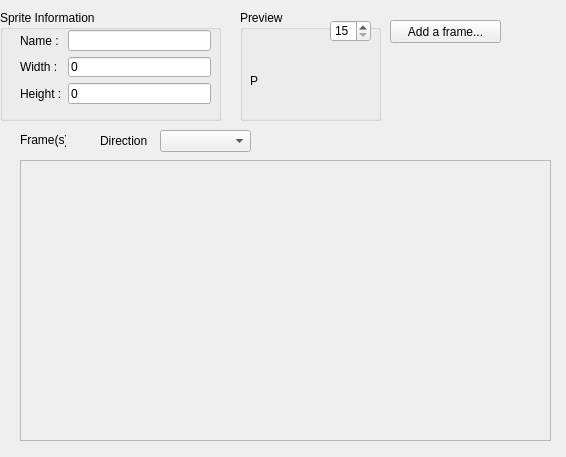
Above: tools/sprite-editor/gui/direction_sprite_widget.ui from jordsti/stigame before the change. Below: the same form after it.
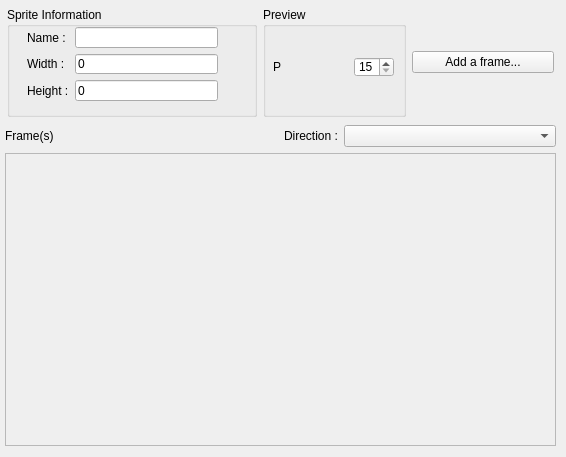
That is the form after the change.

```diff
--- a/tools/sprite-editor/gui/direction_sprite_widget.ui
+++ b/tools/sprite-editor/gui/direction_sprite_widget.ui
@@ -13,108 +13,31 @@
   <property name="windowTitle">
    <string>Form</string>
   </property>
-  <widget class="QPushButton" name="btn_add_frame">
-   <property name="geometry">
-    <rect>
-     <x>390</x>
-     <y>20</y>
-     <width>111</width>
-     <height>23</height>
-    </rect>
-   </property>
-   <property name="text">
-    <string>Add a frame...</string>
-   </property>
-  </widget>
-  <widget class="QScrollArea" name="sa_frames">
-   <property name="geometry">
-    <rect>
-     <x>20</x>
-     <y>160</y>
-     <width>531</width>
-     <height>281</height>
-    </rect>
-   </property>
-   <property name="widgetResizable">
-    <bool>true</bool>
-   </property>
-   <property name="alignment">
-    <set>Qt::AlignJustify|Qt::AlignVCenter</set>
-   </property>
-   <widget class="QWidget" name="scrollAreaWidgetContents">
+  <widget class="QWidget" name="verticalLayoutWidget">
     <property name="geometry">
      <rect>
       <x>0</x>
       <y>0</y>
-      <width>529</width>
-      <height>279</height>
-     </rect>
-    </property>
-   </widget>
-  </widget>
-  <widget class="QLabel" name="lbl_frames">
-   <property name="geometry">
-    <rect>
-     <x>20</x>
-     <y>130</y>
-     <width>46</width>
-     <height>20</height>
-    </rect>
-   </property>
-   <property name="text">
-    <string>Frame(s)</string>
-   </property>
-  </widget>
-  <widget class="QGroupBox" name="gp_preview">
-   <property name="geometry">
-    <rect>
-     <x>240</x>
-     <y>10</y>
-     <width>141</width>
-     <height>111</height>
-    </rect>
-   </property>
-   <property name="title">
-    <string>Preview</string>
-   </property>
-   <widget class="QLabel" name="lbl_preview">
-    <property name="geometry">
-     <rect>
-      <x>10</x>
-      <y>40</y>
-      <width>61</width>
-      <height>61</height>
-     </rect>
-    </property>
-    <property name="text">
-     <string>P</string>
-    </property>
-   </widget>
-   <widget class="QSpinBox" name="sp_fps">
-    <property name="geometry">
-     <rect>
-      <x>90</x>
-      <y>10</y>
-      <width>41</width>
-      <height>22</height>
-     </rect>
-    </property>
-    <property name="minimum">
-     <number>15</number>
-    </property>
-    <property name="maximum">
-     <number>150</number>
-    </property>
-   </widget>
-  </widget>
+     <width>561</width>
+     <height>451</height>
+    </rect>
+   </property>
+   <layout class="QVBoxLayout" name="layout_main">
+    <property name="margin">
+     <number>5</number>
+    </property>
+    <item>
+     <layout class="QHBoxLayout" name="layout_sprite_info">
+      <property name="margin">
+       <number>2</number>
+      </property>
+      <item>
   <widget class="QGroupBox" name="gb_sprite">
-   <property name="geometry">
-    <rect>
-     <x>0</x>
-     <y>10</y>
-     <width>221</width>
-     <height>111</height>
-    </rect>
+        <property name="minimumSize">
+         <size>
+          <width>250</width>
+          <height>110</height>
+         </size>
    </property>
    <property name="title">
     <string>Sprite Information</string>
@@ -170,28 +93,125 @@
     </layout>
    </widget>
   </widget>
-  <widget class="QComboBox" name="cb_direction">
+      </item>
+      <item>
+       <widget class="QGroupBox" name="gb_preview">
+        <property name="minimumSize">
+         <size>
+          <width>120</width>
+          <height>0</height>
+         </size>
+        </property>
+        <property name="title">
+         <string>Preview</string>
+        </property>
+        <widget class="QWidget" name="horizontalLayoutWidget">
    <property name="geometry">
     <rect>
-     <x>160</x>
-     <y>130</y>
-     <width>91</width>
-     <height>22</height>
-    </rect>
-   </property>
-  </widget>
+           <x>10</x>
+           <y>20</y>
+           <width>121</width>
+           <height>80</height>
+          </rect>
+         </property>
+         <layout class="QHBoxLayout" name="layout_preview">
+          <item>
+           <widget class="QLabel" name="lbl_preview">
+            <property name="text">
+             <string>P</string>
+            </property>
+           </widget>
+          </item>
+          <item>
+           <widget class="QSpinBox" name="sp_fps">
+            <property name="minimumSize">
+             <size>
+              <width>40</width>
+              <height>20</height>
+             </size>
+            </property>
+            <property name="maximumSize">
+             <size>
+              <width>40</width>
+              <height>20</height>
+             </size>
+            </property>
+            <property name="minimum">
+             <number>15</number>
+            </property>
+            <property name="maximum">
+             <number>150</number>
+            </property>
+           </widget>
+          </item>
+         </layout>
+        </widget>
+       </widget>
+      </item>
+      <item>
+       <widget class="QPushButton" name="btn_add_frame">
+        <property name="minimumSize">
+         <size>
+          <width>120</width>
+          <height>0</height>
+         </size>
+        </property>
+        <property name="text">
+         <string>Add a frame...</string>
+        </property>
+       </widget>
+      </item>
+     </layout>
+    </item>
+    <item>
+     <layout class="QHBoxLayout" name="horizontalLayout">
+      <item>
+       <widget class="QLabel" name="lbl_frames">
+        <property name="text">
+         <string>Frame(s)</string>
+        </property>
+       </widget>
+      </item>
+      <item>
+       <layout class="QFormLayout" name="formLayout_2">
+        <property name="fieldGrowthPolicy">
+         <enum>QFormLayout::AllNonFixedFieldsGrow</enum>
+        </property>
+        <item row="0" column="1">
+         <widget class="QComboBox" name="cb_direction"/>
+        </item>
+        <item row="0" column="0">
   <widget class="QLabel" name="lbl_direction">
-   <property name="geometry">
-    <rect>
-     <x>100</x>
-     <y>130</y>
-     <width>51</width>
-     <height>21</height>
-    </rect>
-   </property>
    <property name="text">
     <string>Direction :</string>
    </property>
+         </widget>
+        </item>
+       </layout>
+      </item>
+     </layout>
+    </item>
+    <item>
+     <widget class="QScrollArea" name="sa_frames">
+      <property name="widgetResizable">
+       <bool>true</bool>
+      </property>
+      <property name="alignment">
+       <set>Qt::AlignJustify|Qt::AlignVCenter</set>
+      </property>
+      <widget class="QWidget" name="scrollAreaWidgetContents">
+       <property name="geometry">
+        <rect>
+         <x>0</x>
+         <y>0</y>
+         <width>549</width>
+         <height>289</height>
+        </rect>
+       </property>
+      </widget>
+     </widget>
+    </item>
+   </layout>
   </widget>
  </widget>
  <resources/>
```
Lines whose indentation alone changed are shown as unchanged.
